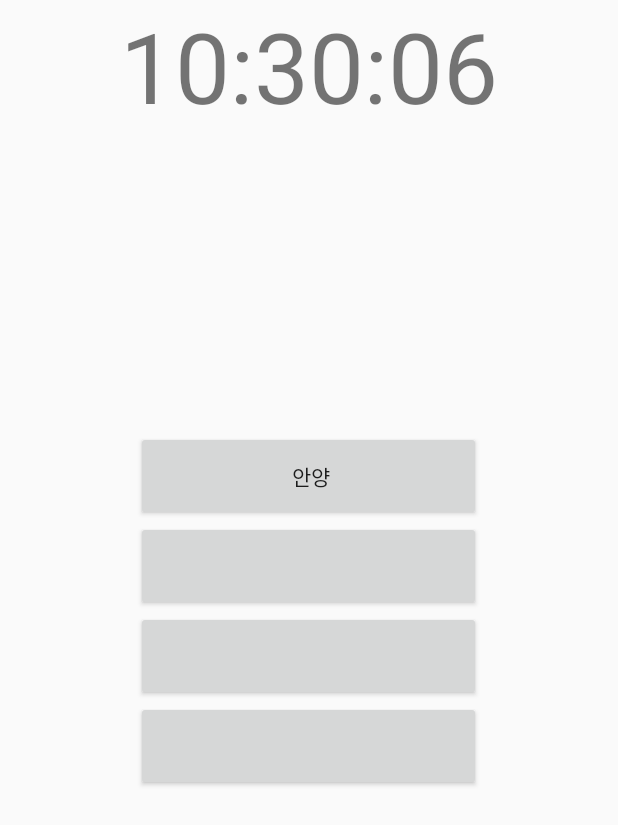
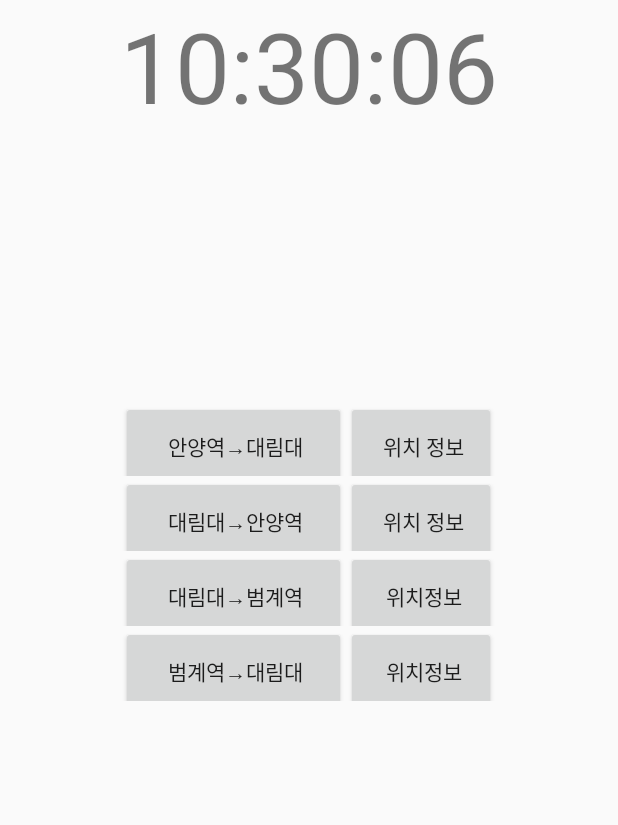
Before and after one commit to choissungho/busproject1, an Android app: the screen it shows after launch (MainActivity), on a phone screen of 412 x 824 dp. Shown: the top 825 px of the screen. Run offline under Robolectric (Android 15) with nearby library versions, the phone set to English and light mode, and no system bars.

Commit message:
에레ㅔ렐

```diff
--- a/app/src/main/res/layout/activity_main.xml
+++ b/app/src/main/res/layout/activity_main.xml
@@ -15,36 +15,86 @@
         android:layout_height="wrap_content"
         android:textSize="65dp" />
 
+    <LinearLayout
+        android:layout_marginTop="180dp"
+        android:layout_width="250dp"
+        android:layout_height="50dp"
+        android:layout_gravity="center">
+
         <Button
             android:id="@+id/bt1"
-        android:layout_width="230dp"
+            android:layout_width="150dp"
             android:layout_height="60dp"
-        android:layout_gravity="center"
-        android:layout_marginTop="200dp"
-        android:orientation="vertical"
-        android:text=" 안양"/>
-
+            android:text=" 안양역→대림대" />
         <Button
             android:id="@+id/bt2"
-        android:orientation="vertical"
-        android:layout_gravity="center"
-        android:layout_width="230dp"
-        android:layout_height="60dp" />
+            android:layout_width="100dp"
+            android:layout_height="60dp"
+            android:text=" 위치 정보" />
+
+    </LinearLayout>
+
+
+
+    <LinearLayout
+        android:layout_width="250dp"
+        android:layout_height="50dp"
+        android:layout_gravity="center">
 
         <Button
             android:id="@+id/bt3"
-        android:orientation="vertical"
-        android:layout_gravity="center"
-        android:layout_width="230dp"
-        android:layout_height="60dp" />
+            android:layout_width="150dp"
+            android:layout_height="60dp"
+            android:text=" 대림대→안양역" />
 
         <Button
             android:id="@+id/bt4"
-        android:orientation="vertical"
-        android:layout_gravity="center"
-        android:layout_width="230dp"
-        android:layout_height="60dp" />
+            android:layout_width="100dp"
+            android:layout_height="60dp"
+            android:text=" 위치 정보" />
+
+    </LinearLayout>
 
 
 
+    <LinearLayout
+        android:layout_width="250dp"
+        android:layout_height="50dp"
+        android:layout_gravity="center">
+
+        <Button
+            android:id="@+id/bt5"
+            android:layout_width="150dp"
+            android:layout_height="60dp"
+            android:text=" 대림대→범계역" />
+
+        <Button
+            android:id="@+id/bt6"
+            android:layout_width="100dp"
+            android:layout_height="60dp"
+            android:text=" 위치정보" />
+
+
     </LinearLayout>
+
+
+    <LinearLayout
+        android:layout_width="250dp"
+        android:layout_height="50dp"
+        android:layout_gravity="center">
+
+        <Button
+            android:id="@+id/bt7"
+            android:layout_width="150dp"
+            android:layout_height="60dp"
+            android:text=" 범계역→대림대" />
+
+        <Button
+            android:id="@+id/bt8"
+            android:layout_width="100dp"
+            android:layout_height="60dp"
+            android:text=" 위치정보" />
+
+    </LinearLayout>
+
+</LinearLayout>
```
Lines whose indentation alone changed are shown as unchanged.
